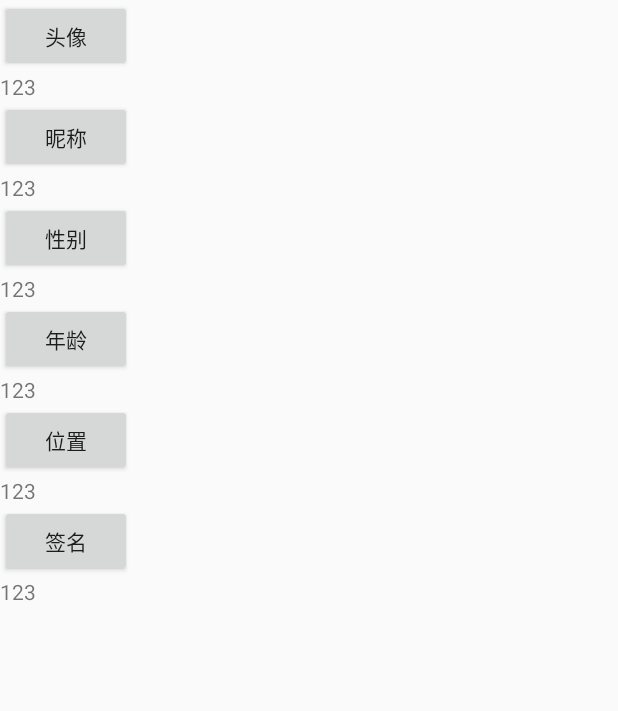
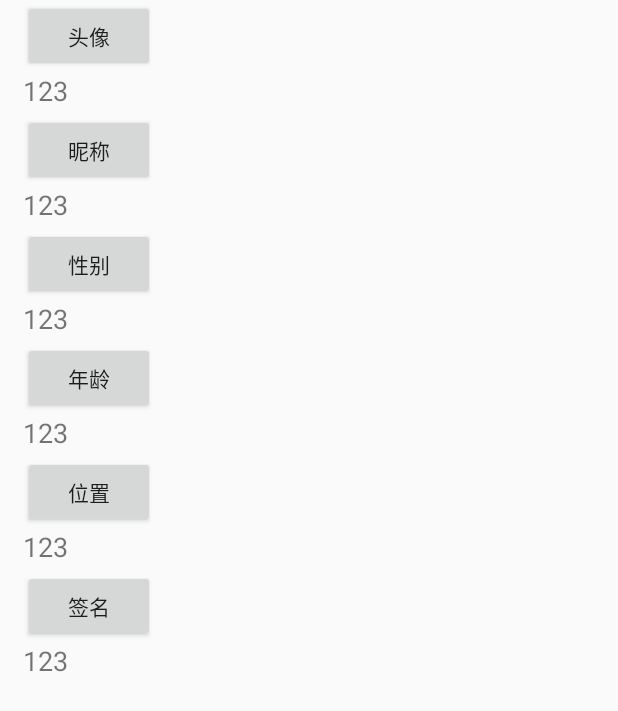
Before and after one commit to Qixingchen/quanzi, an Android app: the layout fragment_user_info_set.xml on its own in the app's theme, with its tools: preview values and no code run, on a phone screen of 412 x 824 dp. Shown: the top 711 px of the screen. Run offline under Robolectric (Android 15) with nearby library versions, the phone set to English and light mode, and no system bars.

Commit message:
修改对话框和设置页面样式

```diff
--- a/quanzi/app/build.gradle
+++ b/quanzi/app/build.gradle
@@ -23,7 +23,7 @@ android {
     dexOptions {
         jumboMode true
         //incremental true
-        javaMaxHeapSize "4g"
+        javaMaxHeapSize "2g"
     }
     packagingOptions {
         exclude 'META-INF/LICENSE.txt'
--- a/quanzi/app/src/main/res/layout/fragment_user_info_set.xml
+++ b/quanzi/app/src/main/res/layout/fragment_user_info_set.xml
@@ -2,6 +2,7 @@
              xmlns:tools="http://schemas.android.com/tools"
              android:layout_width="match_parent"
              android:layout_height="match_parent"
+             android:paddingLeft="15dp"
              tools:context="com.tizi.quanzi.ui.main.UserInfoSetFragment">
 
     <LinearLayout
@@ -16,9 +17,12 @@
             android:text="头像"/>
 
         <TextView
+
+            android:textSize="18sp"
             android:id="@+id/userFaceTextView"
             android:layout_width="wrap_content"
             android:layout_height="wrap_content"
+            android:layout_marginBottom="3dp"
             tools:text="123"/>
 
         <Button
@@ -28,6 +32,8 @@
             android:text="昵称"/>
 
         <TextView
+            android:layout_marginBottom="3dp"
+            android:textSize="18sp"
             android:id="@+id/userNameTextView"
             android:layout_width="wrap_content"
             android:layout_height="wrap_content"
@@ -40,6 +46,8 @@
             android:text="性别"/>
 
         <TextView
+            android:layout_marginBottom="3dp"
+            android:textSize="18sp"
             android:id="@+id/userSexTextView"
             android:layout_width="wrap_content"
             android:layout_height="wrap_content"
@@ -52,6 +60,8 @@
             android:text="年龄"/>
 
         <TextView
+            android:layout_marginBottom="3dp"
+            android:textSize="18sp"
             android:id="@+id/userAgeTextView"
             android:layout_width="wrap_content"
             android:layout_height="wrap_content"
@@ -64,6 +74,8 @@
             android:text="位置"/>
 
         <TextView
+            android:layout_marginBottom="3dp"
+            android:textSize="18sp"
             android:id="@+id/userLocationTextView"
             android:layout_width="wrap_content"
             android:layout_height="wrap_content"
@@ -76,6 +88,7 @@
             android:text="签名"/>
 
         <TextView
+            android:textSize="18sp"
             android:id="@+id/userSignTextView"
             android:layout_width="wrap_content"
             android:layout_height="wrap_content"
```
Also changed, not shown: quanzi/app/src/main/java/com/tizi/quanzi/ui/main/MainActivity.java (+10 -0 lines), quanzi/app/src/main/java/com/tizi/quanzi/ui/main/UserInfoSetFragment.java (+31 -22 lines).
